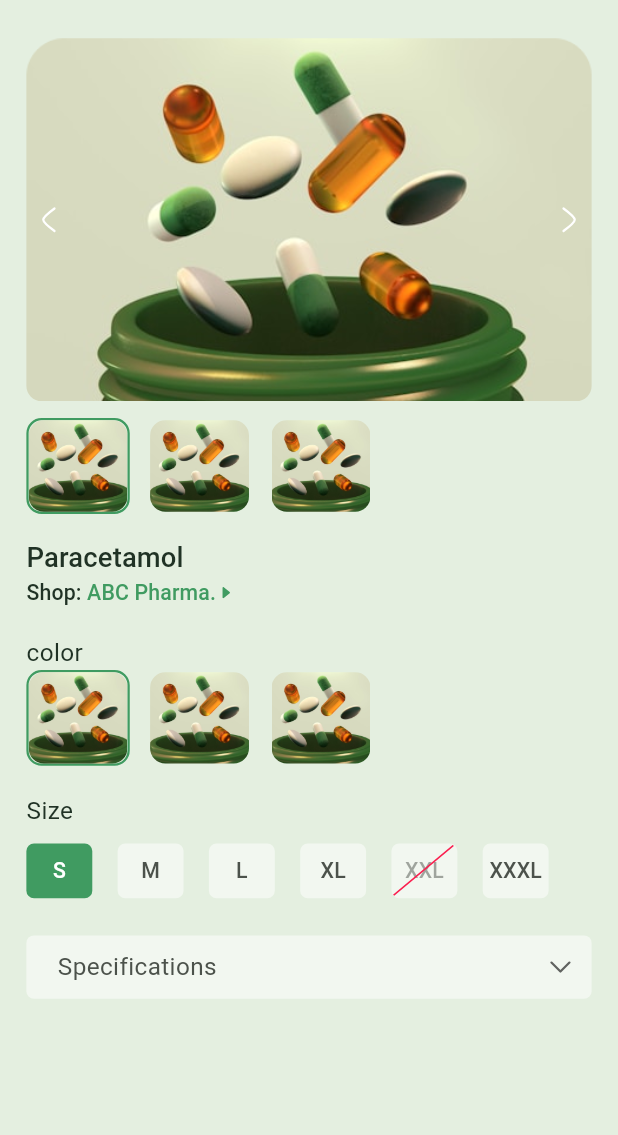
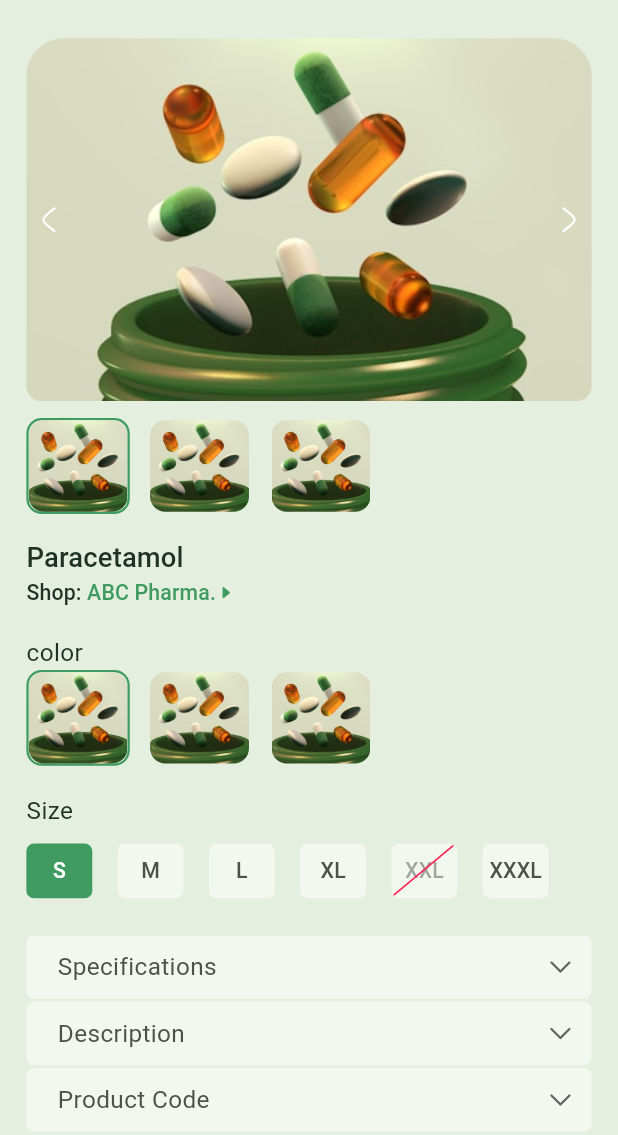
Before and after one commit to safridbhueyan/medical_Strore_App, a Flutter app: the screen it shows after launch, after a tap on "Paracetamol", on a phone screen of 412 x 824 dp, the part 101-1236 px from its top. Run offline on Flutter 3.47's test engine with Material 3 defaults, Android fonts, the phone set to English and light mode, and no system bars; our stand-ins replace connectivity_plus, flutter_screenutil, flutter_svg, fluttertoast, get, google_fonts and 1 more.

Commit message:
animated container done

```diff
--- a/lib/src/features/product_details_screens/view/product_details_screen.dart
+++ b/lib/src/features/product_details_screens/view/product_details_screen.dart
@@ -103,8 +103,14 @@ class ProductDetailsScreen extends StatelessWidget {
                     10.h.verticalSpace,
                     RowSizeTile(),
                     24.h.verticalSpace,
-                    CustomExpensionTile(),
-
+                    CustomExpensionTile(title: 'Specifications', id: 1),
+                    2.h.verticalSpace,
+                    CustomExpensionTile(title: 'Description', id: 2),
+                    2.h.verticalSpace,
+                    CustomExpensionTile(title: 'Product Code', id: 3),
+                    2.h.verticalSpace,
+                    CustomExpensionTile(title: 'Warranty', id: 4),
+                    2.h.verticalSpace,
                     SizedBox(height: 200.h),
                   ],
                 ),
--- a/lib/src/features/product_details_screens/view/widgets/custom_expension_tile.dart
+++ b/lib/src/features/product_details_screens/view/widgets/custom_expension_tile.dart
@@ -10,9 +10,11 @@ import 'package:medical_store_app/src/features/product_details_screens/controlle
 import 'package:medical_store_app/src/features/product_details_screens/view/widgets/custom_discription.dart';
 
 class CustomExpensionTile extends StatelessWidget {
+  final String title;
+  final int id;
   final ExpensionController controller = Get.put(ExpensionController());
 
-  CustomExpensionTile({super.key});
+  CustomExpensionTile({super.key, required this.title, required this.id});
 
   @override
   Widget build(BuildContext context) {
@@ -24,7 +26,7 @@ class CustomExpensionTile extends StatelessWidget {
         curve: Curves.easeInOut,
         child: GestureDetector(
           onTap: () {
-            controller.toggle();
+            controller.toggle(id);
           },
           child: Container(
             decoration: BoxDecoration(
@@ -47,20 +49,21 @@ class CustomExpensionTile extends StatelessWidget {
                   child: Row(
                     children: [
                       Text(
-                        "Specifications",
+                        title,
                         style: style.bodyMedium!.copyWith(
                           color: AppColors.subTextColor,
                         ),
                       ),
                       Spacer(),
-                      isExpended == true
+                      controller.id.value == id && controller.isExpanded.value
                           ? SvgPicture.asset(AppIcons.up)
                           : SvgPicture.asset(AppIcons.down),
                     ],
                   ),
                 ),
 
-                if (controller.isExpanded.value) ...[
+                if (controller.id.value == id &&
+                    controller.isExpanded.value) ...[
                   Padding(
                     padding: EdgeInsets.only(
                       left: 19.w,
```
Also changed, not shown: lib/src/features/product_details_screens/controller/expension_controller.dart (+10 -2 lines).
